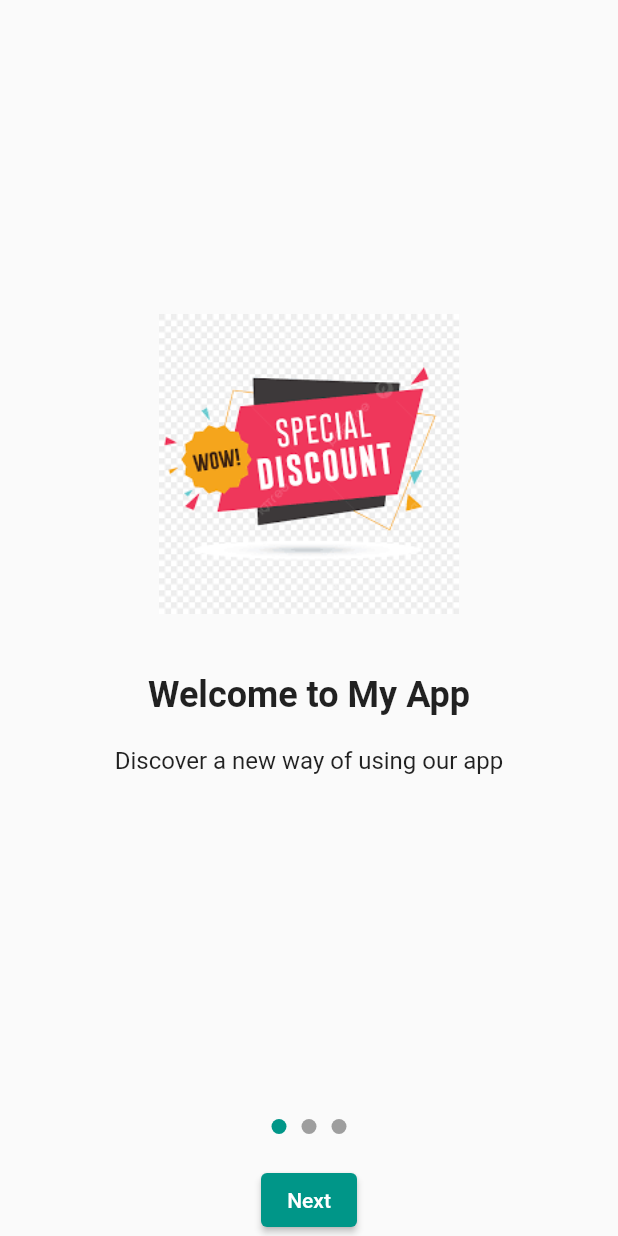
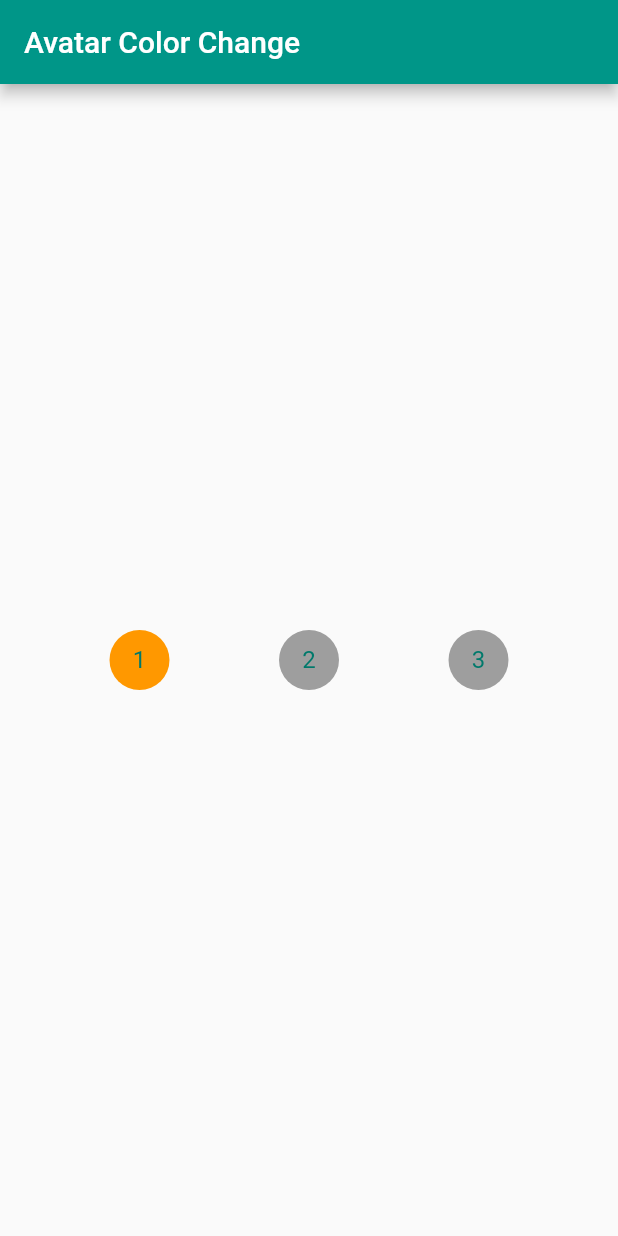
Before and after one commit to SaurabhD1229/Test, a Flutter app: the screen it shows after launch, on a phone screen of 412 x 824 dp. Run offline on Flutter 3.47's test engine with Material 2 defaults, Android fonts, the phone set to English and light mode, and no system bars.

Commit message:
const add

```diff
--- /dev/null
+++ b/lib/Avatarpage.dart
@@ -0,0 +1,44 @@
+import 'package:flutter/material.dart';
+
+class AvatarPage extends StatefulWidget {
+  @override
+  _AvatarPageState createState() => _AvatarPageState();
+}
+
+class _AvatarPageState extends State<AvatarPage> {
+  int selectedAvatar = 0; // Track the index of the selected avatar
+  List<Color> avatarColors = [
+    Colors.grey,
+    Colors.grey,
+    Colors.grey,
+  ];
+
+  @override
+  Widget build(BuildContext context) {
+    return Scaffold(
+      appBar: AppBar(
+        title: Text('Avatar Color Change'),
+      ),
+      body: Center(
+        child: Row(
+          mainAxisAlignment: MainAxisAlignment.spaceEvenly,
+          children: List.generate(avatarColors.length, (index) {
+            return GestureDetector(
+              onTap: () {
+                setState(() {
+                  selectedAvatar = index;
+                });
+              },
+              child: CircleAvatar(
+                backgroundColor: selectedAvatar == index
+                    ? Colors.orange // Change the color of the selected avatar
+                    : avatarColors[index],
+                child: Text((index + 1).toString()),
+              ),
+            );
+          }),
+        ),
+      ),
+    );
+  }
+}
--- a/lib/main.dart
+++ b/lib/main.dart
@@ -1,7 +1,6 @@
 import 'package:flutter/material.dart';
-import 'package:somenew/splashscreen.dart';
-import 'package:somenew/swiperscreen.dart';
-import 'Navigation drawer.dart';
+import 'Avatarpage.dart';
+
 
 
 
@@ -32,7 +31,7 @@ class MyApp extends StatelessWidget {
         // is not restarted.
         primarySwatch: Colors.teal,
       ),
-      home:  OnboardingScreen(),
+      home:  AvatarPage(),
     );
   }
 }
```
